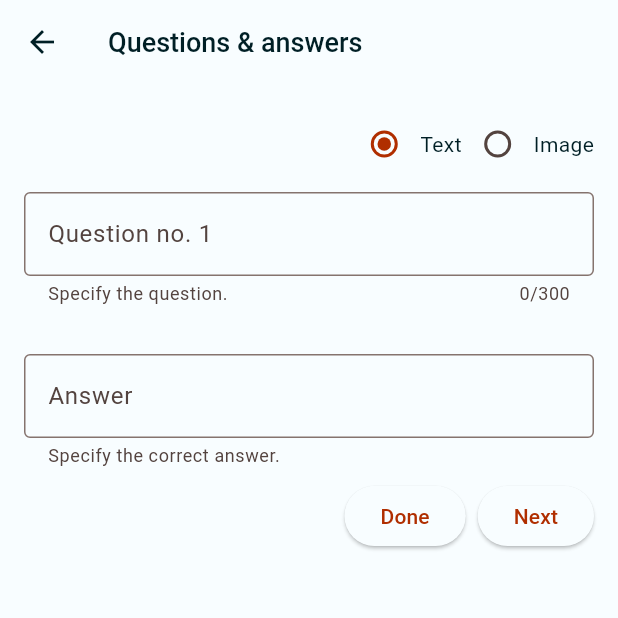
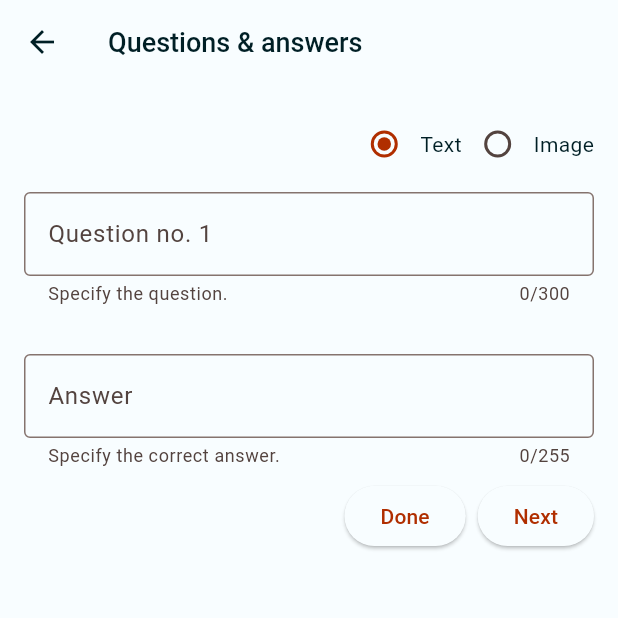
Before and after one commit to poralcode/flashcard, a Flutter app: the NewQuestion screen opened directly, on a phone screen of 412 x 824 dp, the top half of it. Run offline on Flutter 3.47's test engine with Material 2 defaults, Android fonts, the phone set to English and light mode, and no system bars; drawn by our look-alikes of dynamic_color; our stand-ins replace image_picker.

Commit message:
Updated the NewQuestion screen.

```diff
--- a/lib/screens/new_question.dart
+++ b/lib/screens/new_question.dart
@@ -117,6 +117,9 @@ class _NewQuestionState extends State<NewQuestion> {
                       ),
                     )
                   else if (selectedRadio == 1)
+                    if (selectedRadio == 1)
+                      Column(
+                        children: [
                           Card(
                             key: Key('image_card'),
                             elevation: 4,
@@ -147,11 +150,11 @@ class _NewQuestionState extends State<NewQuestion> {
                                   ),
                                 ),
                                 Row(
-                            mainAxisAlignment: MainAxisAlignment.spaceBetween,
+                                  mainAxisAlignment:
+                                      MainAxisAlignment.spaceBetween,
                                   children: [
                                     Padding(
-                                padding: EdgeInsets.only(
-                                    left: 10.0), // Add left margin
+                                      padding: EdgeInsets.only(left: 10.0),
                                       child: Text(
                                         'Question no. 1',
                                         style: TextStyle(
@@ -178,18 +181,19 @@ class _NewQuestionState extends State<NewQuestion> {
                               ],
                             ),
                           ),
+                        ],
+                      ),
 
-                  if (selectedRadio == 1 && imageError != null)
+                  if (imageError != null && imageError!.isNotEmpty)
+                    // Only build the Padding and Text widgets if imageError is not null and not empty
                     Padding(
-                      padding: EdgeInsets.only(
-                          left: 12.0, top: 5.0), // Add left margin
+                      padding: EdgeInsets.only(left: 12.0, top: 5.0),
                       child: Text(
+                        imageError!,
                         key: Key('image_error_message'),
-                        imageError!,
                         style: TextStyle(
                           fontSize: 12,
-                          color: Colors.red[
-                              800], // Use a shade of red for error messages
+                          color: Colors.red[800],
                         ),
                       ),
                     ),
@@ -201,6 +205,7 @@ class _NewQuestionState extends State<NewQuestion> {
                       child: TextField(
                         key: Key('answer_textfield'),
                         controller: answerTextController,
+                        maxLength: 255,
                         decoration: InputDecoration(
                           labelText: 'Answer',
                           helperText: 'Specify the correct answer.',
@@ -219,6 +224,7 @@ class _NewQuestionState extends State<NewQuestion> {
                     mainAxisAlignment: MainAxisAlignment.end,
                     children: <Widget>[
                       ElevatedButton(
+                        key: Key('button_done'),
                         onPressed: () {
                           // Handle Done button click
                           if (isValidInput(
@@ -230,6 +236,7 @@ class _NewQuestionState extends State<NewQuestion> {
                       ),
                       const SizedBox(width: 8),
                       ElevatedButton(
+                        key: Key('button_next'),
                         onPressed: () {
                           // Handle Next button click
                           if (isValidInput(
```
Lines whose indentation alone changed are shown as unchanged.
